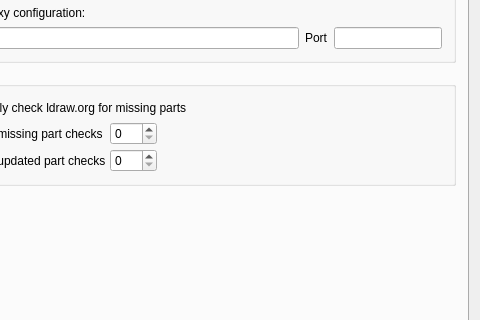
First picture: the form in QT/PreferencesPanel.ui, repository tcobbs/ldview, before the edit; both pictures show x 120 to 600 and y 100 to 420 of the 600 by 733 pixel window.
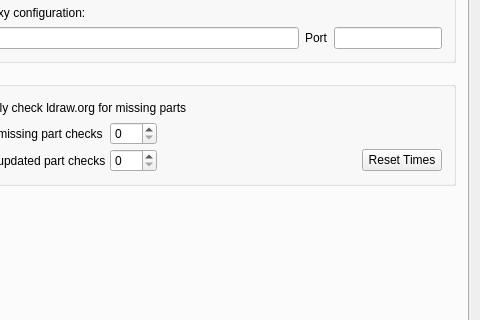
Second picture: the form after the edit. The open tabs and pages were chosen to show the change. Icons and pictures are not drawn.

Commit message: Qt: add Reset Times button for part updates in the Preferences

The edit to the form file:
```diff
--- a/QT/PreferencesPanel.ui
+++ b/QT/PreferencesPanel.ui
@@ -2828,6 +2828,19 @@
               </property>
              </spacer>
             </item>
+            <item row="1" column="3">
+             <widget class="QPushButton" name="updatesResetTimesButton">
+              <property name="sizePolicy">
+               <sizepolicy hsizetype="Fixed" vsizetype="Fixed">
+                 <horstretch>0</horstretch>
+                 <verstretch>0</verstretch>
+               </sizepolicy>
+              </property>
+              <property name="text">
+               <string>Reset Times</string>
+              </property>
+             </widget>
+            </item>
            </layout>
           </item>
          </layout>
```
The commit also changes 2 other files.
